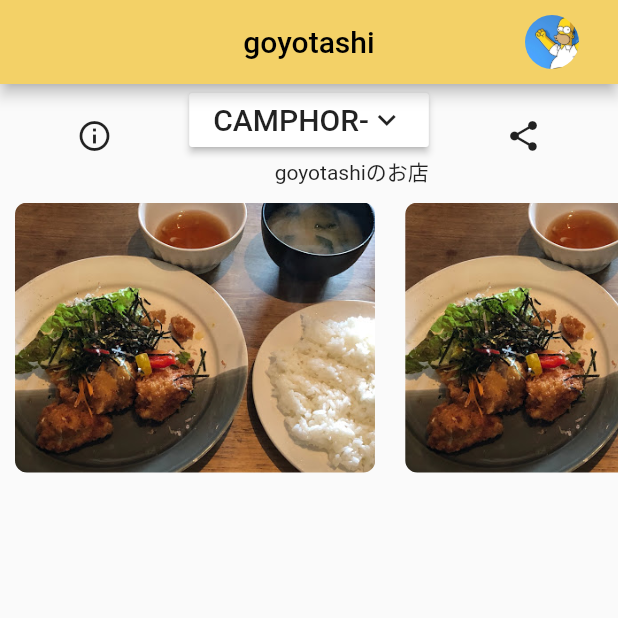
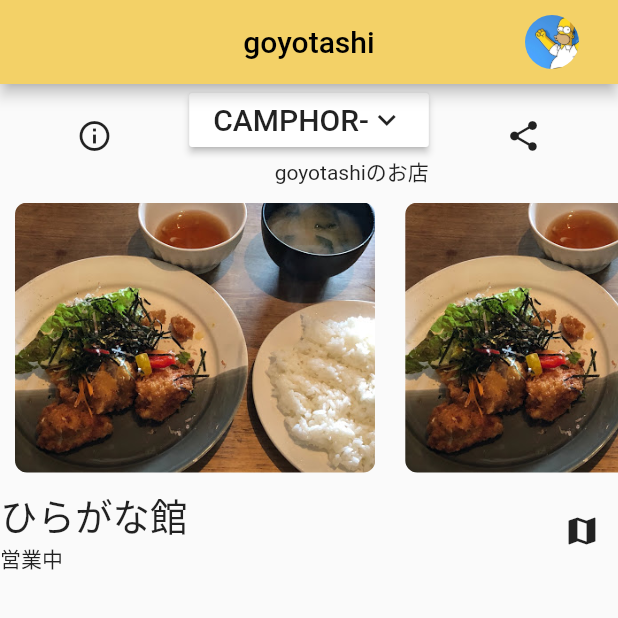
Before and after one commit to atrn0/goyotashi_client, a Flutter app: the screen it shows after launch, on a phone screen of 412 x 824 dp, the top half of it. Run offline on Flutter 3.47's test engine with Material 2 defaults, Android fonts, the phone set to English and light mode, and no system bars.

Commit message:
add description for restaurant

```diff
--- a/lib/components/restaurants/restaurant.dart
+++ b/lib/components/restaurants/restaurant.dart
@@ -1,4 +1,5 @@
 import 'package:flutter/cupertino.dart';
+import 'package:flutter/material.dart';
 
 class Restaurant extends StatelessWidget {
   @override
@@ -18,6 +19,25 @@ class Restaurant extends StatelessWidget {
             itemCount: 3,
           ),
         ),
+        Row(
+          mainAxisAlignment: MainAxisAlignment.spaceBetween,
+          children: <Widget>[
+            Column(
+              crossAxisAlignment: CrossAxisAlignment.start,
+              children: <Widget>[
+                Text(
+                  'ひらがな館', // TODO: replace with real data
+                  style: TextStyle(fontSize: 25),
+                ),
+                Text('営業中'), // TODO: replace with real data
+              ],
+            ),
+            IconButton(
+              onPressed: () {}, // TODO: implement this
+              icon: Icon(Icons.map),
+            ),
+          ],
+        ),
       ],
     );
   }
```
